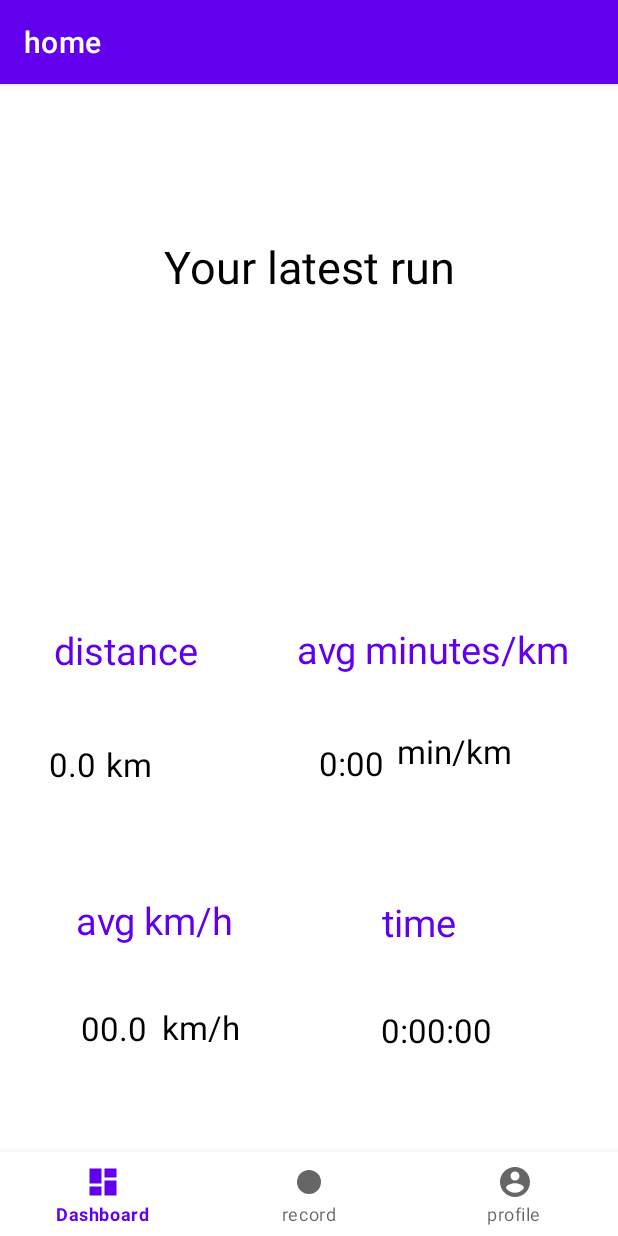
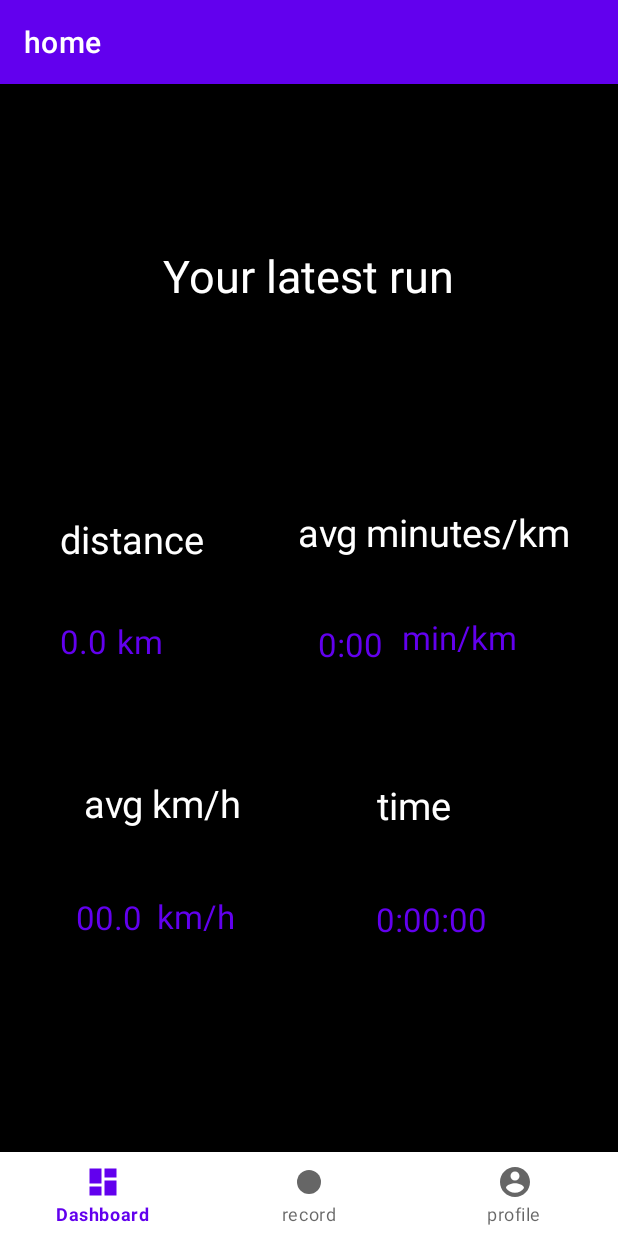
Before and after one commit to nielsver/practice-enterprise, an Android app: the MainActivity2 screen opened directly, with no data from a screen before it, on a phone screen of 412 x 824 dp. Run offline under Robolectric (Android 15) with nearby library versions, the phone set to English and light mode, and no system bars; our stand-ins replace navigation-ui; 1 statement that could not run was skipped.

Commit message:
run working + black

```diff
--- a/RunandCycle/app/build.gradle
+++ b/RunandCycle/app/build.gradle
@@ -50,4 +50,5 @@ dependencies {
     androidTestImplementation 'androidx.test.espresso:espresso-core:3.4.0'
 
 
+
 }
--- a/RunandCycle/app/src/main/AndroidManifest.xml
+++ b/RunandCycle/app/src/main/AndroidManifest.xml
@@ -6,6 +6,7 @@
     <uses-permission android:name="android.permission.ACCESS_FINE_LOCATION" />
     <uses-permission android:name="android.permission.ACCESS_COARSE_LOCATION" />
     <uses-permission android:name="android.permission.INTERNET" />
+    <uses-permission android:name="android.permission.ACCESS_BACKGROUND_LOCATION" />
 
     <application
         android:allowBackup="true"
--- a/RunandCycle/app/src/main/res/layout/activity_main2.xml
+++ b/RunandCycle/app/src/main/res/layout/activity_main2.xml
@@ -1,10 +1,13 @@
 <?xml version="1.0" encoding="utf-8"?>
 <androidx.constraintlayout.widget.ConstraintLayout xmlns:android="http://schemas.android.com/apk/res/android"
     xmlns:app="http://schemas.android.com/apk/res-auto"
+    xmlns:tools="http://schemas.android.com/tools"
     android:id="@+id/container"
     android:layout_width="match_parent"
     android:layout_height="match_parent"
-    android:paddingTop="?attr/actionBarSize">
+    android:paddingTop="?attr/actionBarSize"
+    android:background="@color/black"
+    >
 
     <com.google.android.material.bottomnavigation.BottomNavigationView
         android:id="@+id/nav_view"
@@ -12,21 +15,24 @@
         android:layout_height="wrap_content"
         android:layout_marginStart="0dp"
         android:layout_marginEnd="0dp"
-        android:background="?android:attr/windowBackground"
+        android:background="@color/design_default_color_background"
         app:layout_constraintBottom_toBottomOf="parent"
         app:layout_constraintLeft_toLeftOf="parent"
         app:layout_constraintRight_toRightOf="parent"
-        app:menu="@menu/bottom_nav_menu" />
+        app:menu="@menu/bottom_nav_menu"
+
+        />
 
     <fragment
         android:id="@+id/nav_host_fragment_activity_main2"
         android:name="androidx.navigation.fragment.NavHostFragment"
-        android:layout_width="match_parent"
-        android:layout_height="match_parent"
+        android:layout_width="398dp"
+        android:layout_height="754dp"
+        android:layout_marginTop="4dp"
         app:defaultNavHost="true"
-        app:layout_constraintBottom_toTopOf="@id/nav_view"
-        app:layout_constraintLeft_toLeftOf="parent"
-        app:layout_constraintRight_toRightOf="parent"
+        app:layout_constraintEnd_toEndOf="parent"
+        app:layout_constraintHorizontal_bias="0.461"
+        app:layout_constraintStart_toStartOf="parent"
         app:layout_constraintTop_toTopOf="parent"
         app:navGraph="@navigation/mobile_navigation" />
 
--- a/RunandCycle/app/src/main/res/layout/activity_main3.xml
+++ b/RunandCycle/app/src/main/res/layout/activity_main3.xml
@@ -4,6 +4,7 @@
     xmlns:tools="http://schemas.android.com/tools"
     android:layout_width="match_parent"
     android:layout_height="match_parent"
-    tools:context=".MainActivity3">
+    tools:context=".MainActivity3"
+    >
 
 </androidx.constraintlayout.widget.ConstraintLayout>
--- a/RunandCycle/app/src/main/res/layout/fragment_dashboard.xml
+++ b/RunandCycle/app/src/main/res/layout/fragment_dashboard.xml
@@ -10,7 +10,7 @@
         android:id="@+id/start"
         android:layout_width="127dp"
         android:layout_height="64dp"
-        android:layout_marginBottom="64dp"
+        android:layout_marginBottom="144dp"
         android:onClick="startpop"
 
         android:text="@string/start"
--- a/RunandCycle/app/src/main/res/layout/fragment_home.xml
+++ b/RunandCycle/app/src/main/res/layout/fragment_home.xml
@@ -4,7 +4,9 @@
     xmlns:tools="http://schemas.android.com/tools"
     android:layout_width="match_parent"
     android:layout_height="match_parent"
-    tools:context=".ui.home.HomeFragment">
+    tools:context=".ui.home.HomeFragment"
+    android:background="@color/black"
+    >
 
     <TextView
         android:id="@+id/text_home"
@@ -16,7 +18,7 @@
         android:gravity="center_horizontal"
         android:text="@string/last_activity"
         android:textAlignment="center"
-        android:textColor="@color/black"
+        android:textColor="@color/white"
         android:textSize="30sp"
         app:layout_constraintBottom_toBottomOf="parent"
         app:layout_constraintEnd_toEndOf="parent"
@@ -27,109 +29,29 @@
 
 
     <TextView
-        android:id="@+id/distanceac"
-        android:layout_width="wrap_content"
-        android:layout_height="wrap_content"
-        android:layout_marginBottom="44dp"
-        android:text="@string/distance"
+        android:id="@+id/timeinkmph"
+        android:layout_width="48dp"
+        android:layout_height="31dp"
+        android:layout_marginEnd="8dp"
+        android:layout_marginBottom="72dp"
+        android:text="@string/_0_00"
         android:textColor="@color/design_default_color_primary"
-        android:textSize="25sp"
-        app:layout_constraintBottom_toTopOf="@+id/distanceackm"
-        app:layout_constraintEnd_toStartOf="@+id/speedac"
-        app:layout_constraintHorizontal_bias="0.352"
-        app:layout_constraintStart_toStartOf="parent" />
+        android:textSize="22sp"
+        app:layout_constraintBottom_toTopOf="@+id/timeac"
+        app:layout_constraintEnd_toStartOf="@+id/minpkm"
+        app:layout_constraintTop_toBottomOf="@+id/text_home"
+        app:layout_constraintVertical_bias="0.994" />
 
     <TextView
         android:id="@+id/distanceackm"
         android:layout_width="38dp"
         android:layout_height="33dp"
-        android:layout_marginBottom="68dp"
+        android:layout_marginBottom="72dp"
         android:text="@string/_0_0"
-        android:textColor="@color/black"
+        android:textColor="@color/design_default_color_primary"
         android:textSize="22sp"
         app:layout_constraintBottom_toTopOf="@+id/avgkmph"
         app:layout_constraintEnd_toStartOf="@+id/kmpha"
-        app:layout_constraintHorizontal_bias="1.0"
-        app:layout_constraintStart_toStartOf="parent" />
-
-    <TextView
-        android:id="@+id/kmpha"
-        android:layout_width="42dp"
-        android:layout_height="33dp"
-        android:layout_marginEnd="100dp"
-        android:layout_marginBottom="68dp"
-        android:text="@string/kma"
-        android:textColor="@color/black"
-        android:textSize="22sp"
-        app:layout_constraintBottom_toTopOf="@+id/avgkmph"
-        app:layout_constraintEnd_toStartOf="@+id/timeinkmph" />
-
-    <TextView
-        android:id="@+id/speedac"
-        android:layout_width="wrap_content"
-        android:layout_height="wrap_content"
-        android:layout_marginEnd="32dp"
-        android:layout_marginBottom="32dp"
-        android:text="@string/avg_minutes_km"
-        android:textColor="@color/design_default_color_primary"
-        android:textSize="25sp"
-        app:layout_constraintBottom_toTopOf="@+id/timeinkmph"
-        app:layout_constraintEnd_toEndOf="parent"
-        app:layout_constraintTop_toBottomOf="@+id/text_home"
-        app:layout_constraintVertical_bias="0.949" />
-
-    <TextView
-        android:id="@+id/timeinkmph"
-        android:layout_width="48dp"
-        android:layout_height="31dp"
-        android:layout_marginEnd="4dp"
-        android:layout_marginBottom="72dp"
-        android:text="@string/_0_00"
-        android:textColor="@color/black"
-        android:textSize="22sp"
-        app:layout_constraintBottom_toTopOf="@+id/timeac"
-        app:layout_constraintEnd_toStartOf="@+id/minpkm"
-        app:layout_constraintTop_toBottomOf="@+id/text_home"
-        app:layout_constraintVertical_bias="1.0" />
-
-    <TextView
-        android:id="@+id/minpkm"
-        android:layout_width="98dp"
-        android:layout_height="33dp"
-        android:layout_marginTop="36dp"
-        android:text="@string/min_km"
-        android:textColor="@color/black"
-        android:textSize="22sp"
-        app:layout_constraintBottom_toTopOf="@+id/timeac"
-        app:layout_constraintEnd_toEndOf="parent"
-        app:layout_constraintHorizontal_bias="0.843"
-        app:layout_constraintStart_toStartOf="parent"
-        app:layout_constraintTop_toBottomOf="@+id/speedac"
-        app:layout_constraintVertical_bias="0.0" />
-
-    <TextView
-        android:id="@+id/avgkmph"
-        android:layout_width="wrap_content"
-        android:layout_height="wrap_content"
-        android:layout_marginBottom="40dp"
-        android:text="@string/avg_km_h"
-        android:textColor="@color/design_default_color_primary"
-        android:textSize="25sp"
-        app:layout_constraintBottom_toTopOf="@+id/avgkmphac"
-        app:layout_constraintEnd_toStartOf="@+id/timeac"
-        app:layout_constraintHorizontal_bias="0.339"
-        app:layout_constraintStart_toStartOf="parent" />
-
-    <TextView
-        android:id="@+id/avgkmphac"
-        android:layout_width="54dp"
-        android:layout_height="37dp"
-        android:layout_marginBottom="116dp"
-        android:text="@string/_00_0"
-        android:textColor="@color/black"
-        android:textSize="22sp"
-        app:layout_constraintBottom_toBottomOf="parent"
-        app:layout_constraintEnd_toStartOf="@+id/kmph"
         app:layout_constraintHorizontal_bias="1.0"
         app:layout_constraintStart_toStartOf="parent" />
 
@@ -138,9 +60,9 @@
         android:layout_width="62dp"
         android:layout_height="38dp"
         android:layout_marginEnd="84dp"
-        android:layout_marginBottom="116dp"
+        android:layout_marginBottom="236dp"
         android:text="@string/km_h"
-        android:textColor="@color/black"
+        android:textColor="@color/design_default_color_primary"
         android:textSize="22sp"
         app:layout_constraintBottom_toBottomOf="parent"
         app:layout_constraintEnd_toStartOf="@+id/timeact" />
@@ -149,24 +71,104 @@
         android:id="@+id/timeac"
         android:layout_width="wrap_content"
         android:layout_height="wrap_content"
-        android:layout_marginEnd="108dp"
-        android:layout_marginBottom="40dp"
+        android:layout_marginEnd="104dp"
+        android:layout_marginBottom="44dp"
         android:text="@string/time"
-        android:textColor="@color/design_default_color_primary"
+        android:textColor="@color/white"
         android:textSize="25sp"
         app:layout_constraintBottom_toTopOf="@+id/timeact"
         app:layout_constraintEnd_toEndOf="parent" />
 
     <TextView
+        android:id="@+id/kmpha"
+        android:layout_width="42dp"
+        android:layout_height="33dp"
+        android:layout_marginEnd="92dp"
+        android:layout_marginBottom="72dp"
+        android:text="@string/kma"
+        android:textColor="@color/design_default_color_primary"
+        android:textSize="22sp"
+        app:layout_constraintBottom_toTopOf="@+id/avgkmph"
+        app:layout_constraintEnd_toStartOf="@+id/timeinkmph" />
+
+    <TextView
+        android:id="@+id/avgkmph"
+        android:layout_width="wrap_content"
+        android:layout_height="wrap_content"
+        android:layout_marginBottom="44dp"
+        android:text="@string/avg_km_h"
+        android:textColor="@color/white"
+        android:textSize="25sp"
+        app:layout_constraintBottom_toTopOf="@+id/avgkmphac"
+        app:layout_constraintEnd_toStartOf="@+id/timeac"
+        app:layout_constraintHorizontal_bias="0.352"
+        app:layout_constraintStart_toStartOf="parent" />
+
+    <TextView
+        android:id="@+id/distanceac"
+        android:layout_width="wrap_content"
+        android:layout_height="wrap_content"
+        android:layout_marginBottom="36dp"
+        android:text="@string/distance"
+        android:textColor="@color/white"
+        android:textSize="25sp"
+        app:layout_constraintBottom_toTopOf="@+id/distanceackm"
+        app:layout_constraintEnd_toStartOf="@+id/speedac"
+        app:layout_constraintHorizontal_bias="0.345"
+        app:layout_constraintStart_toStartOf="parent" />
+
+    <TextView
+        android:id="@+id/speedac"
+        android:layout_width="wrap_content"
+        android:layout_height="wrap_content"
+        android:layout_marginEnd="24dp"
+        android:layout_marginBottom="32dp"
+        android:text="@string/avg_minutes_km"
+        android:textColor="@color/white"
+        android:textSize="25sp"
+        app:layout_constraintBottom_toTopOf="@+id/timeinkmph"
+        app:layout_constraintEnd_toEndOf="parent"
+        app:layout_constraintTop_toBottomOf="@+id/text_home"
+        app:layout_constraintVertical_bias="0.928" />
+
+    <TextView
+        android:id="@+id/avgkmphac"
+        android:layout_width="54dp"
+        android:layout_height="37dp"
+        android:layout_marginBottom="236dp"
+        android:text="@string/_00_0"
+        android:textColor="@color/design_default_color_primary"
+        android:textSize="22sp"
+        app:layout_constraintBottom_toBottomOf="parent"
+        app:layout_constraintEnd_toStartOf="@+id/kmph"
+        app:layout_constraintHorizontal_bias="1.0"
+        app:layout_constraintStart_toStartOf="parent" />
+
+    <TextView
         android:id="@+id/timeact"
         android:layout_width="86dp"
         android:layout_height="36dp"
-        android:layout_marginEnd="72dp"
-        android:layout_marginBottom="116dp"
+        android:layout_marginEnd="68dp"
+        android:layout_marginBottom="236dp"
         android:text="@string/_0_00_00"
-        android:textColor="@color/black"
+        android:textColor="@color/design_default_color_primary"
         android:textSize="22sp"
         app:layout_constraintBottom_toBottomOf="parent"
         app:layout_constraintEnd_toEndOf="parent" />
 
+    <TextView
+        android:id="@+id/minpkm"
+        android:layout_width="98dp"
+        android:layout_height="33dp"
+        android:layout_marginTop="36dp"
+        android:text="@string/min_km"
+        android:textColor="@color/design_default_color_primary"
+        android:textSize="22sp"
+        app:layout_constraintBottom_toTopOf="@+id/timeac"
+        app:layout_constraintEnd_toEndOf="parent"
+        app:layout_constraintHorizontal_bias="0.872"
+        app:layout_constraintStart_toStartOf="parent"
+        app:layout_constraintTop_toBottomOf="@+id/speedac"
+        app:layout_constraintVertical_bias="0.026" />
+
 </androidx.constraintlayout.widget.ConstraintLayout>
--- a/RunandCycle/app/src/main/res/values/strings.xml
+++ b/RunandCycle/app/src/main/res/values/strings.xml
@@ -57,5 +57,6 @@
     <string name="distanceac">00.00</string>
     <string name="totaltime">total time</string>
     <string name="avgspeed">avg speed</string>
+    <string name="minutespkm">min/km</string>
 
 </resources>
```
Also changed, not shown: RunandCycle/app/src/main/java/com/example/runandcycle/MainActivity2.java (+26 -10 lines), RunandCycle/app/src/main/java/com/example/runandcycle/MainActivity3.java (+237 -17 lines), RunandCycle/app/src/main/res/layout/fragment_notifications.xml (+13 -7 lines), RunandCycle/app/src/main/res/layout/fragment_runpage.xml (+73 -21 lines).
